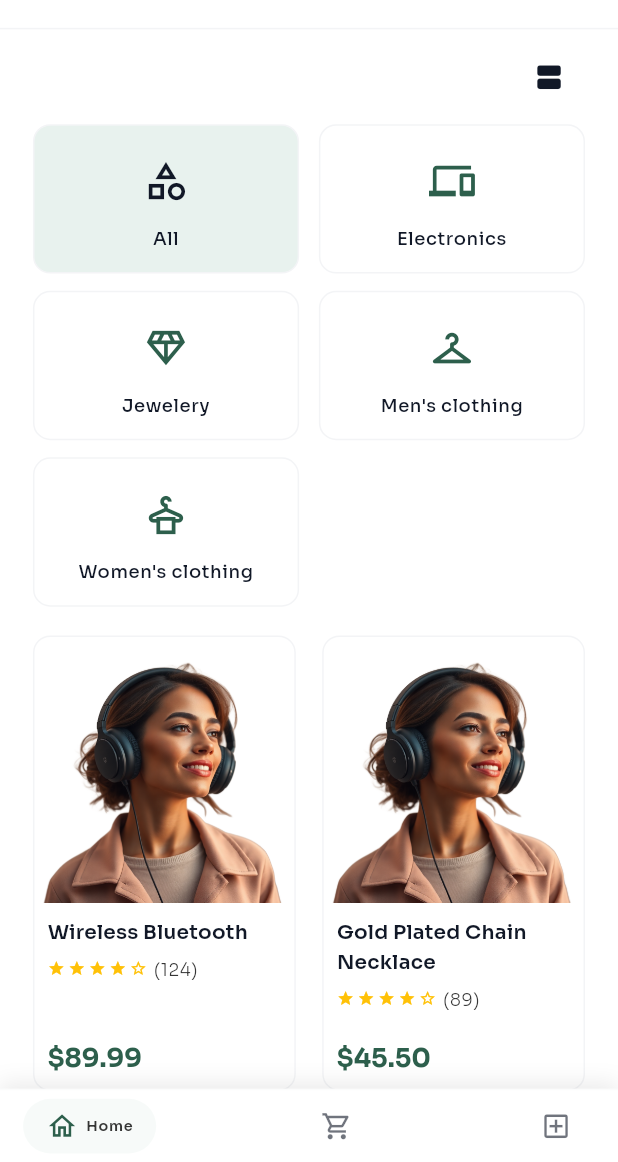
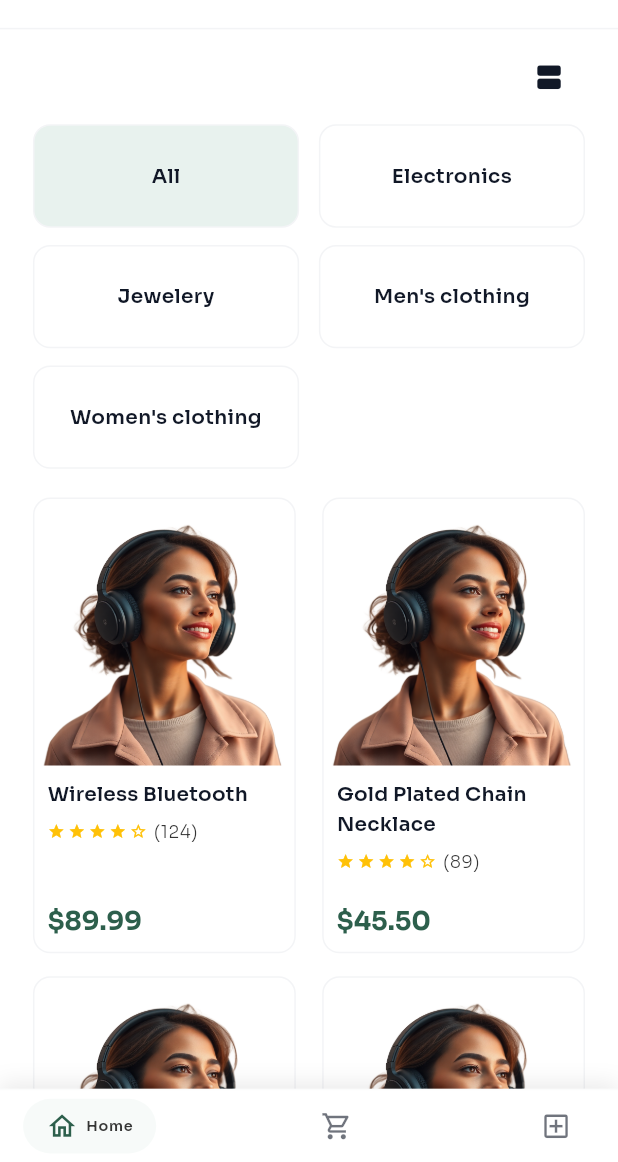
Before and after one commit to oiu85/fist_ecommerce_app_flutter, a Flutter app: the screen it shows after launch, after a tap on the "grid view" icon, on a phone screen of 412 x 824 dp, the part 74-1236 px from its top. Run offline on Flutter 3.47's test engine with Material 3 defaults, Android fonts, the phone set to English and light mode, and no system bars; drawn by our look-alikes of auto_size_text, google_nav_bar; our stand-ins replace cached_network_image, dartz, dio, easy_localization, flutter_animate, flutter_image_compress and 14 more; project files that could hold a hidden picture were left out.

Commit message:
*. Create the home category grid: - create grid widget - create category card *. Create an mock data folder, on it an file for the home mock data, this folder could help su after in the Unit test *. Update the Custom Nav Bar ui to be more perfect and simple *. Update the home category grid adding bottom padding

```diff
--- a/lib/features/home/presentation/widgets/category_card.dart
+++ b/lib/features/home/presentation/widgets/category_card.dart
@@ -4,11 +4,12 @@ import 'package:flutter_screenutil/flutter_screenutil.dart';
 import '../../../../core/localization/app_text.dart';
 import '../../../../core/theme/app_color_extension.dart';
 
+/// Category card — label only, no icons. Matches API format
+/// (e.g. ["electronics", "jewelery", "men's clothing", "women's clothing"]).
 class CategoryCard extends StatelessWidget {
   const CategoryCard({
     super.key,
     required this.label,
-    this.icon,
     this.labelIsLocaleKey = false,
     this.selected = false,
     this.width,
@@ -17,7 +18,6 @@ class CategoryCard extends StatelessWidget {
   });
 
   final String label;
-  final IconData? icon;
   final bool labelIsLocaleKey;
   final bool selected;
   final double? width;
@@ -37,11 +37,7 @@ class CategoryCard extends StatelessWidget {
         : colorScheme.surface;
 
     final cardWidth = width ?? 88.w;
-    final cardHeight = height ?? 104.h;
-    final iconSize = 32.r;
-    final iconColor = selected
-        ? colorScheme.onPrimaryContainer
-        : colorScheme.primary;
+    final cardHeight = height ?? 72.h;
 
     final child = RepaintBoundary(
       child: Container(
@@ -55,28 +51,14 @@ class CategoryCard extends StatelessWidget {
             borderRadius: BorderRadius.circular(12.r),
           ),
         ),
-        child: Column(
-          mainAxisAlignment: MainAxisAlignment.center,
-          children: [
-            //* Icon area — uses Material icon or default category icon.
-            SizedBox(
-              width: 48.w,
-              height: 48.h,
-              child: Icon(
-                icon ?? Icons.category_outlined,
-                size: iconSize,
-                color: iconColor,
-              ),
-            ),
-            SizedBox(height: 8.h),
-            //* Label — theme bodySmall, centered, max 2 lines.
-            Padding(
-              padding: EdgeInsets.symmetric(horizontal: 6.w),
+        child: Center(
+          child: Padding(
+            padding: EdgeInsets.symmetric(horizontal: 10.w),
             child: AppText(
               label,
               translation: labelIsLocaleKey,
-                style: textTheme.bodySmall?.copyWith(
-                  fontWeight: FontWeight.w500,
+              style: textTheme.bodyMedium?.copyWith(
+                fontWeight: FontWeight.w600,
                 color: selected
                     ? colorScheme.onPrimaryContainer
                     : colorScheme.onSurface,
@@ -86,7 +68,6 @@ class CategoryCard extends StatelessWidget {
               isAutoScale: true,
             ),
           ),
-          ],
         ),
       ),
     );
--- a/lib/features/home/presentation/widgets/home_category_chips.dart
+++ b/lib/features/home/presentation/widgets/home_category_chips.dart
@@ -15,31 +15,13 @@ enum CategoryLayoutStyle {
 class HomeCategoryItem {
   const HomeCategoryItem({
     required this.id,
-    required this.labelLocaleKey,
-    this.icon,
+    required this.label,
+    this.labelIsLocaleKey = false,
   });
 
   final String id;
-  final String labelLocaleKey;
-  /// Optional Material icon for grid card display. Defaults per category if null.
-  final IconData? icon;
-
-  IconData get effectiveIcon => icon ?? _iconForCategoryId(id);
-
-  static IconData _iconForCategoryId(String id) {
-    switch (id) {
-      case 'electronics':
-        return Icons.devices_outlined;
-      case 'jewelery':
-        return Icons.diamond_outlined;
-      case 'mens_clothing':
-        return Icons.checkroom_outlined;
-      case 'womens_clothing':
-        return Icons.dry_cleaning_outlined;
-      default:
-        return Icons.category_outlined;
-    }
-  }
+  final String label;
+  final bool labelIsLocaleKey;
 }
 
 class HomeCategorySection extends StatelessWidget {
@@ -56,7 +38,6 @@ class HomeCategorySection extends StatelessWidget {
   final int selectedIndex;
   final ValueChanged<int> onCategorySelected;
   final CategoryLayoutStyle layoutStyle;
-  /// Optional callback to toggle layout (row ↔ grid). If provided, a toggle
   /// button is shown in the section header.
   final VoidCallback? onLayoutToggle;
 
@@ -100,8 +81,8 @@ class HomeCategorySection extends StatelessWidget {
                   final category = categories[index];
                   final isSelected = index == selectedIndex;
                   return CategoryChip(
-                    label: category.labelLocaleKey,
-                    labelIsLocaleKey: true,
+                    label: category.label,
+                    labelIsLocaleKey: category.labelIsLocaleKey,
                     selected: isSelected,
                     onTap: () => onCategorySelected(index),
                   );
@@ -130,7 +111,6 @@ class HomeCategorySection extends StatelessWidget {
   }
 }
 
-/// Legacy name alias — use [HomeCategorySection] with [CategoryLayoutStyle.row].
 @Deprecated('Use HomeCategorySection with layoutStyle: CategoryLayoutStyle.row')
 class HomeCategoryChips extends StatelessWidget {
   const HomeCategoryChips({
--- a/lib/features/home/presentation/widgets/home_category_grid.dart
+++ b/lib/features/home/presentation/widgets/home_category_grid.dart
@@ -77,12 +77,11 @@ class HomeCategoryGrid extends StatelessWidget {
               return SizedBox(
                 width: cardWidth,
                 child: CategoryCard(
-                  label: category.labelLocaleKey,
-                  labelIsLocaleKey: true,
-                  icon: category.effectiveIcon,
+                  label: category.label,
+                  labelIsLocaleKey: category.labelIsLocaleKey,
                   selected: isSelected,
                   width: cardWidth,
-                  height: 104.h,
+                  height: 72.h,
                   onTap: () => onCategorySelected(index),
                 ),
               );
--- a/lib/mock_data/home_mock_data.dart
+++ b/lib/mock_data/home_mock_data.dart
@@ -4,26 +4,19 @@ import '../features/home/presentation/widgets/home_product_grid.dart';
 
 //* ==================== Category Mock Data ====================
 
-/// Mock category list for home screen (All, Electronics, Jewelery, etc.).
+/// Mock category list for home (i18n via locale keys).
 List<HomeCategoryItem> get mockHomeCategories => const <HomeCategoryItem>[
-  HomeCategoryItem(id: 'all', labelLocaleKey: LocaleKeys.home_categoryAll),
-  HomeCategoryItem(
-    id: 'electronics',
-    labelLocaleKey: LocaleKeys.home_categoryElectronics,
-  ),
-  HomeCategoryItem(
-    id: 'jewelery',
-    labelLocaleKey: LocaleKeys.home_categoryJewelery,
-  ),
-  HomeCategoryItem(
-    id: 'mens_clothing',
-    labelLocaleKey: LocaleKeys.home_categoryMensClothing,
-  ),
-  HomeCategoryItem(
-    id: 'womens_clothing',
-    labelLocaleKey: LocaleKeys.home_categoryWomensClothing,
-  ),
+  HomeCategoryItem(id: 'all', label: LocaleKeys.home_categoryAll, labelIsLocaleKey: true),
+  HomeCategoryItem(id: 'electronics', label: LocaleKeys.home_categoryElectronics, labelIsLocaleKey: true),
+  HomeCategoryItem(id: 'jewelery', label: LocaleKeys.home_categoryJewelery, labelIsLocaleKey: true),
+  HomeCategoryItem(id: 'mens_clothing', label: LocaleKeys.home_categoryMensClothing, labelIsLocaleKey: true),
+  HomeCategoryItem(id: 'womens_clothing', label: LocaleKeys.home_categoryWomensClothing, labelIsLocaleKey: true),
 ];
+
+/// Build categories from API response. API returns e.g.:
+/// ["electronics", "jewelery", "men's clothing", "women's clothing"] — no icons.
+List<HomeCategoryItem> categoriesFromApi(List<String> apiCategories) =>
+    apiCategories.map((s) => HomeCategoryItem(id: s, label: s, labelIsLocaleKey: false)).toList();
 
 //* ==================== Product Mock Data ====================
 
```
Lines whose indentation alone changed are shown as unchanged.
